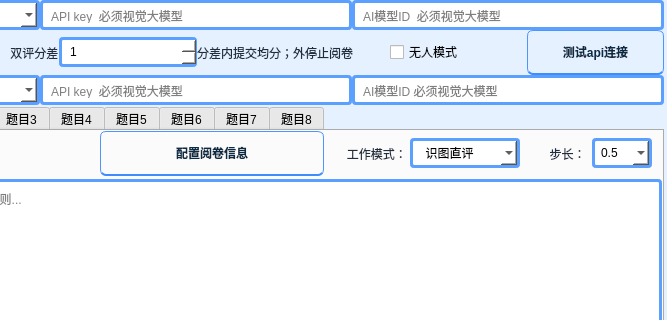
The window that setting/七题.ui (bangongshi107/AI-auto-grading-3-7) describes before a commit, drawn with Qt 5; both pictures show x 133 to 800 and y 0 to 320 of the 800 by 970 pixel window.
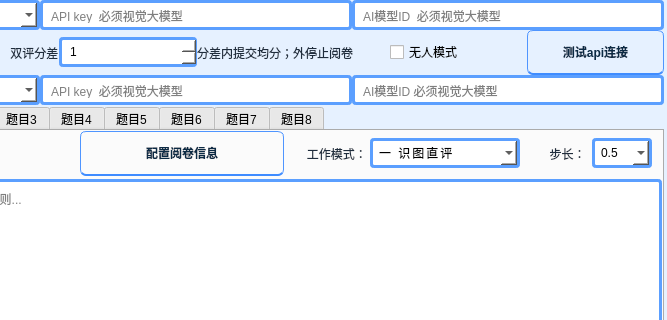
The same window after the commit.

Diff of the .ui file:
```diff
--- a/setting/七题.ui
+++ b/setting/七题.ui
@@ -668,16 +668,26 @@
                 </property>
                 <property name="minimumSize">
                  <size>
-                  <width>110</width>
+                                 <width>150</width>
                   <height>0</height>
                  </size>
                 </property>
+                             <property name="styleSheet">
+                    <string notr="true">QComboBox {
+        letter-spacing: 2px;
+        padding-left: 6px;
+        padding-right: 6px;
+    }
+    QComboBox QAbstractItemView {
+        letter-spacing: 2px;
+    }</string>
+                             </property>
                 <property name="toolTip">
                  <string>识图直评：AI看图直接评分；识评分离：AI1识别文字，AI2评分</string>
                 </property>
                 <item>
                  <property name="text">
-                  <string>  识图直评  </string>
+                                 <string>一 识图直评</string>
                  </property>
                 </item>
                 <item>
```
Left out of the diff: 58 changed lines with no effect on the pictures.
